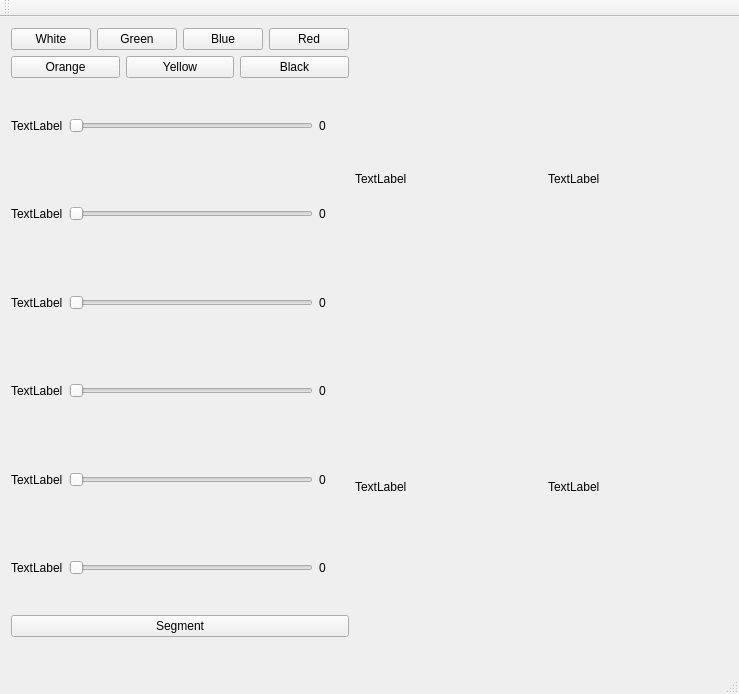
Qt form Utils/CalibratorTool/mainwindow.ui (pablocano/mundosvirtuales-BanknoteClassifier) before a commit.
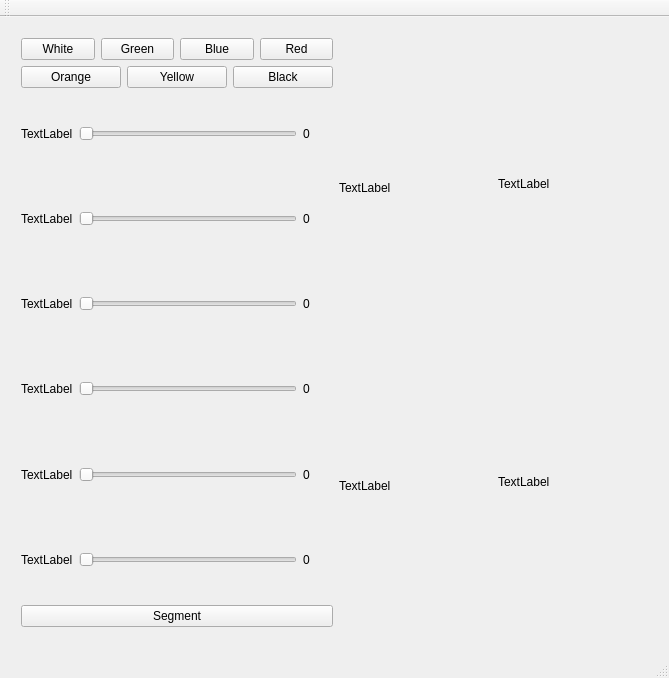
The same form after that commit.

Diff of the .ui file:
```diff
--- a/Utils/CalibratorTool/mainwindow.ui
+++ b/Utils/CalibratorTool/mainwindow.ui
@@ -6,8 +6,8 @@
    <rect>
     <x>0</x>
     <y>0</y>
-    <width>739</width>
-    <height>694</height>
+    <width>669</width>
+    <height>678</height>
    </rect>
   </property>
   <property name="windowTitle">
@@ -17,10 +17,10 @@
    <widget class="QWidget" name="gridLayoutWidget">
     <property name="geometry">
      <rect>
-      <x>0</x>
-      <y>0</y>
-      <width>746</width>
-      <height>631</height>
+      <x>10</x>
+      <y>10</y>
+      <width>651</width>
+      <height>611</height>
      </rect>
     </property>
     <layout class="QGridLayout" name="gridLayout">
```
Left out of the diff: 2 changed lines with no effect on the pictures.
